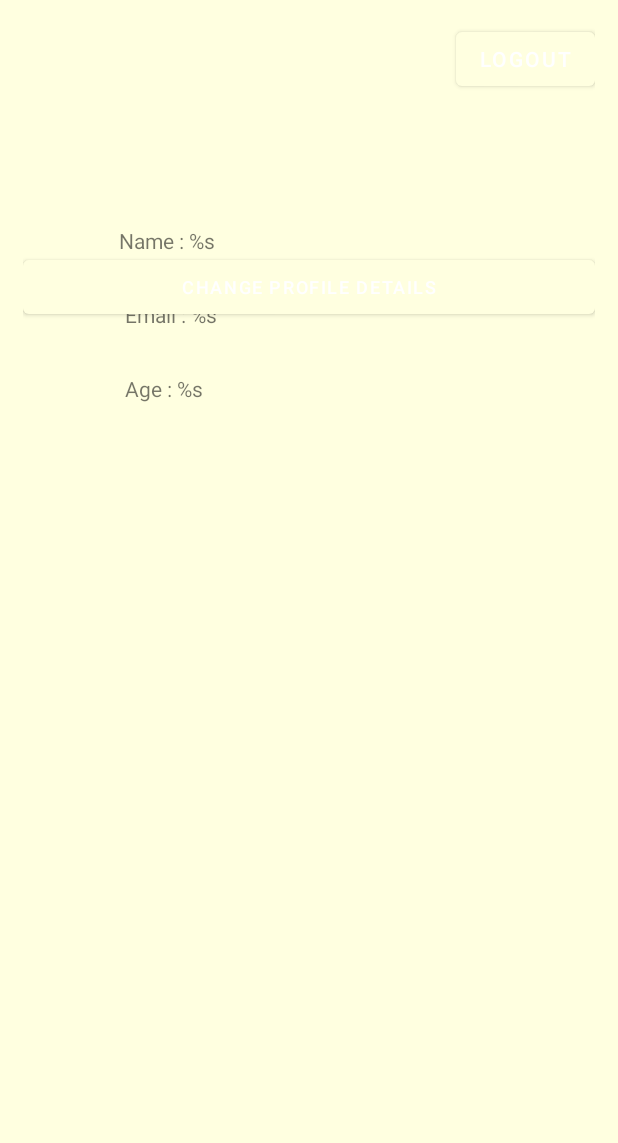
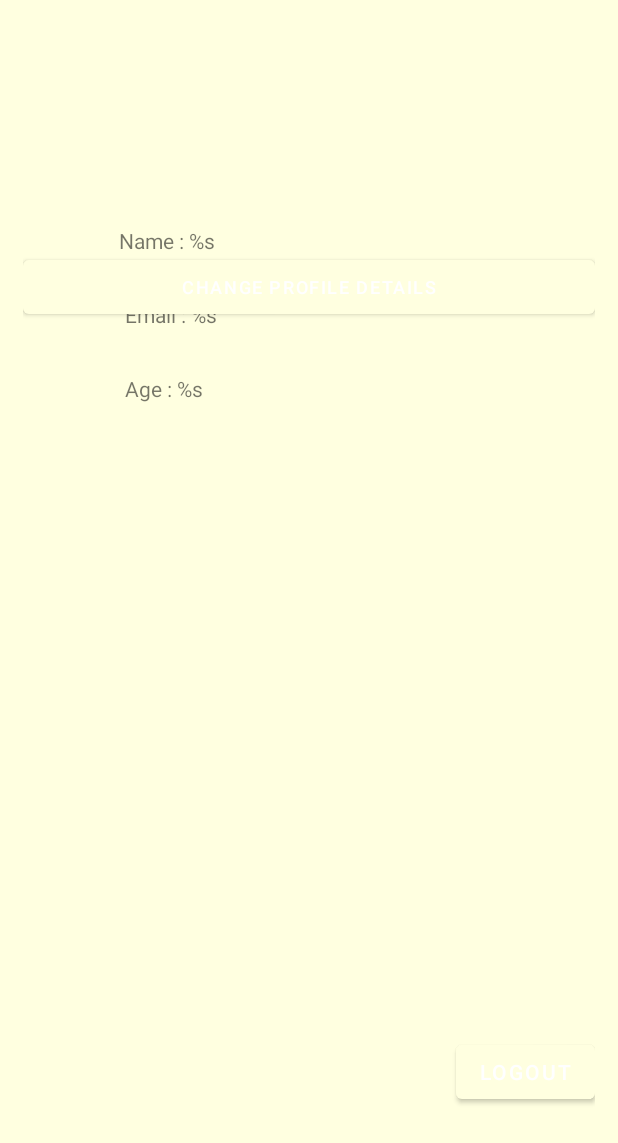
Before and after one commit to victorwong02/funLearning, an Android app: the fragment Profile shown on its own in the app's theme, on a phone screen of 412 x 824 dp. Shown: the top 1143 px of the screen. Run offline under Robolectric (Android 15) with nearby library versions, the phone set to English and light mode, and no system bars.

Commit message:
profile ui

```diff
--- a/app/src/main/res/layout/fragment_change_password.xml
+++ b/app/src/main/res/layout/fragment_change_password.xml
@@ -16,12 +16,13 @@
             android:id="@+id/password_title"
             android:layout_width="wrap_content"
             android:layout_height="wrap_content"
+            android:layout_marginTop="100dp"
             android:text="Change Your Password"
             android:textSize="20sp"
             app:layout_constraintEnd_toEndOf="parent"
             app:layout_constraintHorizontal_bias="0.497"
             app:layout_constraintStart_toStartOf="parent"
-            tools:layout_editor_absoluteY="133dp" />
+            app:layout_constraintTop_toTopOf="parent" />
 
         <EditText
             android:id="@+id/current_psw"
--- a/app/src/main/res/layout/fragment_profile.xml
+++ b/app/src/main/res/layout/fragment_profile.xml
@@ -68,9 +68,10 @@
             android:id="@+id/logout_button"
             android:layout_width="wrap_content"
             android:layout_height="wrap_content"
+            android:layout_marginBottom="70dp"
             android:text="Logout"
-            app:layout_constraintEnd_toEndOf="@+id/edit_profile"
-            tools:layout_editor_absoluteY="587dp" />
+            app:layout_constraintBottom_toBottomOf="parent"
+            app:layout_constraintEnd_toEndOf="@+id/edit_profile" />
 
     </androidx.constraintlayout.widget.ConstraintLayout>
 </FrameLayout>
```
